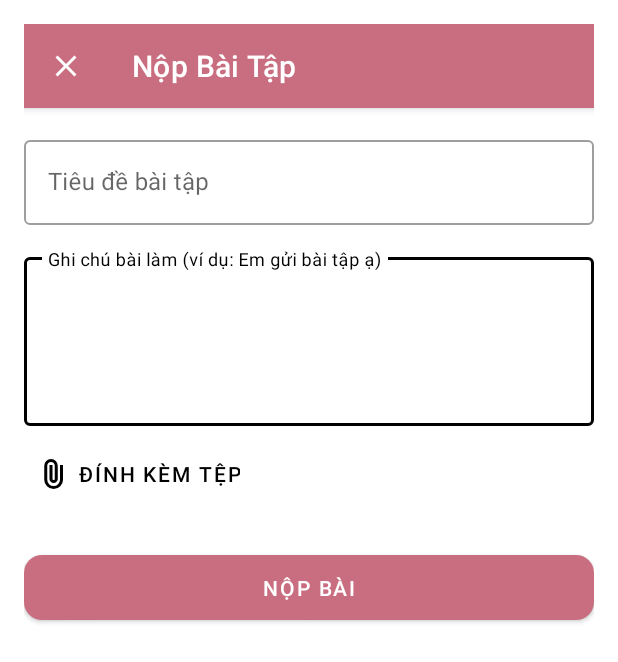
After one commit to pnquy/App, an Android app built with Jetpack Compose: the SubmitAssignmentActivity screen opened directly, with no data from a screen before it, on a phone screen of 412 x 824 dp. The commit adds this screen. Shown: the top 662 px of the screen. Run offline under Robolectric (Android 15) with nearby library versions, the phone set to English and light mode, and no system bars; our stand-ins replace CircleImageView.

Commit message:
thêm chức năng nộp bài, xem bài nộp

```diff
--- a/app/src/main/AndroidManifest.xml
+++ b/app/src/main/AndroidManifest.xml
@@ -43,6 +43,8 @@
         <activity android:name=".OptionsActivity" />
         <activity android:name=".ProfileActivity" />
         <activity android:name=".ClassManageActivity" />
+        <activity android:name=".SubmitAssignmentActivity" />
+        <activity android:name=".ViewSubmissionsActivity" />
     </application>
 
 </manifest>
--- /dev/null
+++ b/app/src/main/java/com/example/studentportalapp/SubmitAssignmentActivity.java
@@ -0,0 +1,133 @@
+package com.example.studentportalapp;
+
+import android.content.Context;
+import android.content.Intent;
+import android.content.SharedPreferences;
+import android.database.Cursor;
+import android.net.Uri;
+import android.os.Bundle;
+import android.provider.OpenableColumns;
+import android.widget.Button;
+import android.widget.EditText;
+import android.widget.Toast;
+
+import androidx.activity.result.ActivityResultLauncher;
+import androidx.activity.result.contract.ActivityResultContracts;
+
+import com.example.studentportalapp.data.AppDatabase;
+import com.example.studentportalapp.data.Entity.NopBai;
+import com.google.android.material.appbar.MaterialToolbar;
+
+import java.text.SimpleDateFormat;
+import java.util.Date;
+import java.util.Locale;
+import java.util.concurrent.Executors;
+
+public class SubmitAssignmentActivity extends BaseActivity {
+
+    private EditText etSubmitTitle, etNote;
+    private Button btnAttach, btnSubmit;
+    private Uri selectedFileUri;
+    private String selectedFileName;
+    private String maBT;
+    private String currentMaHV;
+
+    private final ActivityResultLauncher<String[]> filePickerLauncher = registerForActivityResult(
+            new ActivityResultContracts.OpenDocument(),
+            uri -> {
+                if (uri != null) {
+                    selectedFileUri = uri;
+                    try {
+                        getContentResolver().takePersistableUriPermission(uri, Intent.FLAG_GRANT_READ_URI_PERMISSION);
+                    } catch (SecurityException e) {
+                        e.printStackTrace();
+                    }
+                    selectedFileName = getFileName(uri);
+                    btnAttach.setText("Đã chọn: " + selectedFileName);
+                }
+            }
+    );
+
+    @Override
+    protected int getLayoutResourceId() {
+        return R.layout.activity_submit_assignment;
+    }
+
+    @Override
+    protected void onCreate(Bundle savedInstanceState) {
+        super.onCreate(savedInstanceState);
+
+        SharedPreferences prefs = getSharedPreferences("UserSession", Context.MODE_PRIVATE);
+        currentMaHV = prefs.getString("KEY_USER_ID", "");
+        maBT = getIntent().getStringExtra("MA_BT");
+        String tenBT = getIntent().getStringExtra("TEN_BT");
+
+        etSubmitTitle = findViewById(R.id.et_submit_title);
+        etNote = findViewById(R.id.et_submit_note);
+        btnAttach = findViewById(R.id.btn_attach_file_submit);
+        btnSubmit = findViewById(R.id.btn_submit_final);
+
+        if (etSubmitTitle != null && tenBT != null) {
+            etSubmitTitle.setText(tenBT);
+        }
+
+        MaterialToolbar toolbar = findViewById(R.id.toolbar_submit);
+        if (toolbar != null) {
+            toolbar.setNavigationOnClickListener(v -> finish());
+        }
+
+        btnAttach.setOnClickListener(v -> filePickerLauncher.launch(new String[]{"*/*"}));
+
+        btnSubmit.setOnClickListener(v -> {
+            if (selectedFileUri == null) {
+                Toast.makeText(this, "Vui lòng đính kèm bài làm!", Toast.LENGTH_SHORT).show();
+                return;
+            }
+            handlePostSubmission();
+        });
+    }
+
+    private void handlePostSubmission() {
+        String note = etNote.getText().toString().trim();
+        String timeStamp = new SimpleDateFormat("dd/MM/yyyy HH:mm", Locale.getDefault()).format(new Date());
+
+        NopBai nb = new NopBai();
+        nb.MaNB = "NB" + System.currentTimeMillis();
+        nb.MaBT = maBT;
+        nb.MaHV = currentMaHV;
+        nb.FileName = selectedFileName;
+        nb.FilePath = selectedFileUri.toString();
+        nb.GhiChu = note;
+        nb.NgayNop = timeStamp;
+
+        Executors.newSingleThreadExecutor().execute(() -> {
+            AppDatabase.getDatabase(getApplicationContext()).nopBaiDao().insert(nb);
+            runOnUiThread(() -> {
+                Toast.makeText(this, "Nộp bài thành công!", Toast.LENGTH_SHORT).show();
+                finish();
+            });
+        });
+    }
+
+    private String getFileName(Uri uri) {
+        String result = null;
+        if (uri.getScheme().equals("content")) {
+            try (Cursor cursor = getContentResolver().query(uri, null, null, null, null)) {
+                if (cursor != null && cursor.moveToFirst()) {
+                    int index = cursor.getColumnIndex(OpenableColumns.DISPLAY_NAME);
+                    if (index >= 0) result = cursor.getString(index);
+                }
+            } catch (Exception e) {
+                e.printStackTrace();
+            }
+        }
+        if (result == null) {
+            result = uri.getPath();
+            int cut = result.lastIndexOf('/');
+            if (cut != -1) {
+                result = result.substring(cut + 1);
+            }
+        }
+        return result;
+    }
+}
--- a/app/src/main/java/com/example/studentportalapp/data/Dao/HocVienDao.java
+++ b/app/src/main/java/com/example/studentportalapp/data/Dao/HocVienDao.java
@@ -26,10 +26,13 @@ public interface HocVienDao {
 
     @Query("SELECT * FROM HOCVIEN")
     LiveData<List<HocVien>> getAll();
-    // Trong HocVienDao.java
+
     @Query("SELECT * FROM HOCVIEN")
     List<HocVien> getAllSync();
 
     @Query("SELECT * FROM HOCVIEN WHERE MaHV = :id")
     LiveData<HocVien> getById(String id);
+
+    @Query("SELECT * FROM HOCVIEN WHERE MaHV = :id LIMIT 1")
+    HocVien getByIdSync(String id);
 }
--- /dev/null
+++ b/app/src/main/res/layout/activity_submit_assignment.xml
@@ -0,0 +1,73 @@
+<?xml version="1.0" encoding="utf-8"?>
+<LinearLayout
+    xmlns:android="http://schemas.android.com/apk/res/android"
+    xmlns:app="http://schemas.android.com/apk/res-auto"
+    android:layout_width="match_parent"
+    android:layout_height="match_parent"
+    android:orientation="vertical"
+    android:padding="16dp">
+
+    <com.google.android.material.appbar.AppBarLayout
+        android:layout_width="match_parent"
+        android:layout_height="wrap_content">
+        <com.google.android.material.appbar.MaterialToolbar
+            android:id="@+id/toolbar_submit"
+            android:layout_width="match_parent"
+            android:layout_height="?attr/actionBarSize"
+            app:title="Nộp Bài Tập"
+            app:titleTextColor="#ffffff"
+            app:navigationIcon="@drawable/ic_close"
+            app:navigationIconTint="#ffffff"
+            android:background="#c96e80" />
+    </com.google.android.material.appbar.AppBarLayout>
+
+    <!-- Ô Tiêu đề (Chế độ chỉ đọc để biết đang nộp cho bài nào) -->
+    <com.google.android.material.textfield.TextInputLayout
+        android:layout_width="match_parent"
+        android:layout_height="wrap_content"
+        android:layout_marginTop="16dp"
+        style="@style/Widget.MaterialComponents.TextInputLayout.OutlinedBox">
+
+        <com.google.android.material.textfield.TextInputEditText
+            android:id="@+id/et_submit_title"
+            android:layout_width="match_parent"
+            android:layout_height="wrap_content"
+            android:hint="Tiêu đề bài tập"
+            android:enabled="false"
+            android:textColor="@color/black" />
+    </com.google.android.material.textfield.TextInputLayout>
+
+    <!-- Ô Nội dung/Ghi chú -->
+    <com.google.android.material.textfield.TextInputLayout
+        android:layout_width="match_parent"
+        android:layout_height="wrap_content"
+        android:layout_marginTop="16dp"
+        style="@style/Widget.MaterialComponents.TextInputLayout.OutlinedBox">
+
+        <com.google.android.material.textfield.TextInputEditText
+            android:id="@+id/et_submit_note"
+            android:layout_width="match_parent"
+            android:layout_height="wrap_content"
+            android:hint="Ghi chú bài làm (ví dụ: Em gửi bài tập ạ)"
+            android:minLines="4"
+            android:gravity="top" />
+    </com.google.android.material.textfield.TextInputLayout>
+
+    <Button
+        android:id="@+id/btn_attach_file_submit"
+        android:layout_width="wrap_content"
+        android:layout_height="wrap_content"
+        android:layout_marginTop="8dp"
+        android:text="Đính kèm tệp"
+        app:icon="@drawable/ic_attach_file"
+        style="@style/Widget.MaterialComponents.Button.TextButton" />
+
+    <Button
+        android:id="@+id/btn_submit_final"
+        android:layout_width="match_parent"
+        android:layout_height="wrap_content"
+        android:layout_marginTop="24dp"
+        android:text="Nộp bài"
+        style="@style/StudentPortalButton"/>
+
+</LinearLayout>
```
Also changed, not shown: app/src/main/java/com/example/studentportalapp/AssignmentActivity.java (+29 -5 lines), app/src/main/java/com/example/studentportalapp/ViewSubmissionsActivity.java (added, +77 -0 lines), app/src/main/java/com/example/studentportalapp/adapter/AssignmentAdapter.java (+16 -10 lines), app/src/main/java/com/example/studentportalapp/adapter/SubmissionsAdapter.java (added, +90 -0 lines), app/src/main/java/com/example/studentportalapp/data/AppDatabase.java (+7 -19 lines), app/src/main/java/com/example/studentportalapp/data/Dao/NopBaiDao.java (added, +23 -0 lines), app/src/main/java/com/example/studentportalapp/data/Entity/NopBai.java (added, +25 -0 lines), app/src/main/res/drawable/ic_arrow_back.xml (added, +9 -0 lines), app/src/main/res/layout/activity_view_submissions.xml (added, +24 -0 lines), app/src/main/res/layout/item_submission.xml (added, +99 -0 lines).
